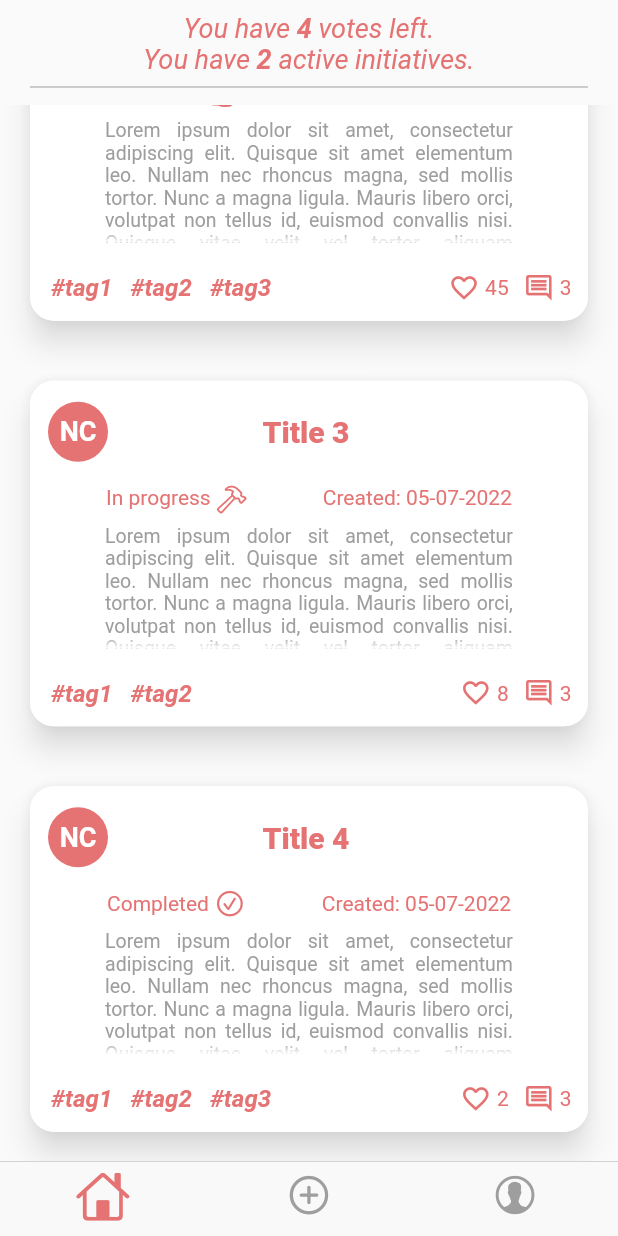
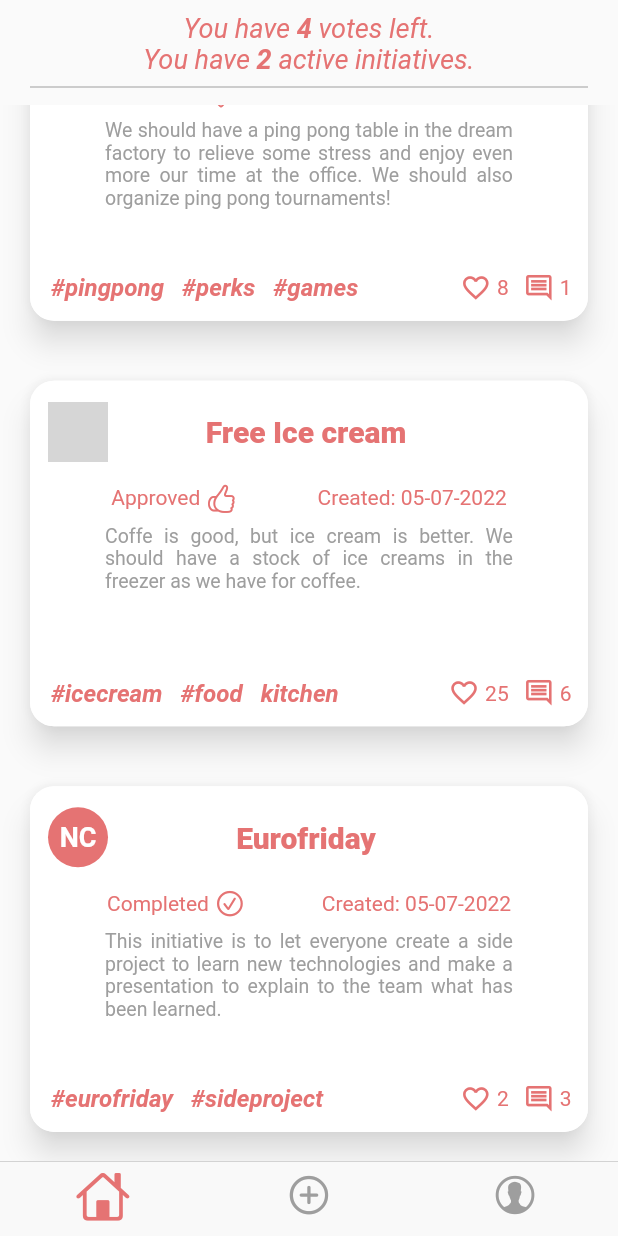
Before and after one commit to migly93/workplace_improver_mobile, a Flutter app: the screen it shows after launch, scrolled down 377 dp, on a phone screen of 412 x 824 dp. Run offline on Flutter 3.47's test engine with Material 2 defaults, Android fonts, the phone set to English and light mode, and no system bars; our stand-ins replace get_it; accounts and stored records are empty; network calls fail; grey boxes are pictures that could not be loaded.

Commit message:
created initiatives for presentation

```diff
--- a/lib/services/initiative_service_impl.dart
+++ b/lib/services/initiative_service_impl.dart
@@ -7,46 +7,53 @@ class InitiativeServiceImpl extends InitiativeService {
   var initiatives = [
     Initiative(
       id: 0,
-      title: "Title 1",
+      title: "Office Library",
       description:
-          "Lorem ipsum dolor sit amet, consectetur adipiscing elit. Quisque sit amet elementum leo. Nullam nec rhoncus magna, sed mollis tortor. Nunc a magna ligula. Mauris libero orci, volutpat non tellus id, euismod convallis nisi. Quisque vitae velit vel tortor aliquam commodo. Vivamus et turpis nibh. Quisque ac dignissim felis, eget tincidunt sem. Vestibulum consequat dapibus dapibus. Aenean consectetur viverra dui ut hendrerit. Suspendisse iaculis sit amet felis non volutpat.",
+          "We can buy a library from Ikea and build it together. The library wiil be public and everyone can leave all the books they want to share.",
       status: InitiativeStatusEnum.created,
-      likes: 4,
+      likes: 10,
       comments: ["comment 1", "Comment 2", "Comment 3"],
-      tags: ["#tag1", "#tag2", "#tag3", "#tag4", "#tag5", "#tag6"],
+      tags: ["#books", "#office", "#furniture", "#office", "#perks"],
       owner: GIUSEPPE,
     ),
     Initiative(
       id: 1,
-      title: "Title 2",
+      title: "Ping Pong table",
       description:
-          "Lorem ipsum dolor sit amet, consectetur adipiscing elit. Quisque sit amet elementum leo. Nullam nec rhoncus magna, sed mollis tortor. Nunc a magna ligula. Mauris libero orci, volutpat non tellus id, euismod convallis nisi. Quisque vitae velit vel tortor aliquam commodo. Vivamus et turpis nibh. Quisque ac dignissim felis, eget tincidunt sem. Vestibulum consequat dapibus dapibus. Aenean consectetur viverra dui ut hendrerit. Suspendisse iaculis sit amet felis non volutpat.",
+          "We should have a ping pong table in the dream factory to relieve some stress and enjoy even more our time at the office. We should also organize ping pong tournaments!",
+      status: InitiativeStatusEnum.inProgress,
+      likes: 8,
+      comments: ["comment 1"],
+      tags: ["#pingpong", "#perks", "#games"],
+      owner: LOY,
+    ),
+    Initiative(
+      id: 2,
+      title: "Free Ice cream",
+      description:
+          "Coffe is good, but ice cream is better. We should have a stock of ice creams in the freezer as we have for coffee.",
       status: InitiativeStatusEnum.approved,
-      likes: 45,
-      comments: ["comment 1", "Comment 2", "Comment 3"],
-      tags: ["#tag1", "#tag2", "#tag3", "#tag4", "#tag5", "#tag6"],
+      likes: 25,
+      comments: [
+        "comment 1",
+        "Comment 2",
+        "Comment 3",
+        "comment 1",
+        "Comment 2",
+        "Comment 3"
+      ],
+      tags: ["#icecream", "#food", "kitchen"],
       owner: CRISTINA,
     ),
     Initiative(
-      id: 2,
-      title: "Title 3",
+      id: 3,
+      title: "Eurofriday",
       description:
-          "Lorem ipsum dolor sit amet, consectetur adipiscing elit. Quisque sit amet elementum leo. Nullam nec rhoncus magna, sed mollis tortor. Nunc a magna ligula. Mauris libero orci, volutpat non tellus id, euismod convallis nisi. Quisque vitae velit vel tortor aliquam commodo. Vivamus et turpis nibh. Quisque ac dignissim felis, eget tincidunt sem. Vestibulum consequat dapibus dapibus. Aenean consectetur viverra dui ut hendrerit. Suspendisse iaculis sit amet felis non volutpat.",
-      status: InitiativeStatusEnum.inProgress,
-      likes: 8,
-      comments: ["comment 1", "Comment 2", "Comment 3"],
-      tags: ["#tag1", "#tag2"],
-      owner: NOELIA,
-    ),
-    Initiative(
-      id: 3,
-      title: "Title 4",
-      description:
-          "Lorem ipsum dolor sit amet, consectetur adipiscing elit. Quisque sit amet elementum leo. Nullam nec rhoncus magna, sed mollis tortor. Nunc a magna ligula. Mauris libero orci, volutpat non tellus id, euismod convallis nisi. Quisque vitae velit vel tortor aliquam commodo. Vivamus et turpis nibh. Quisque ac dignissim felis, eget tincidunt sem. Vestibulum consequat dapibus dapibus. Aenean consectetur viverra dui ut hendrerit. Suspendisse iaculis sit amet felis non volutpat.",
+          "This initiative is to let everyone create a side project to learn new technologies and make a presentation to explain to the team what has been learned.",
       status: InitiativeStatusEnum.completed,
       likes: 2,
       comments: ["comment 1", "Comment 2", "Comment 3"],
-      tags: ["#tag1", "#tag2", "#tag3", "#tag4", "#tag5", "#tag6"],
+      tags: ["#eurofriday", "#sideproject"],
       owner: NOELIA,
     )
   ];
```
Also changed, not shown: lib/utils/constants.dart (+8 -0 lines).
